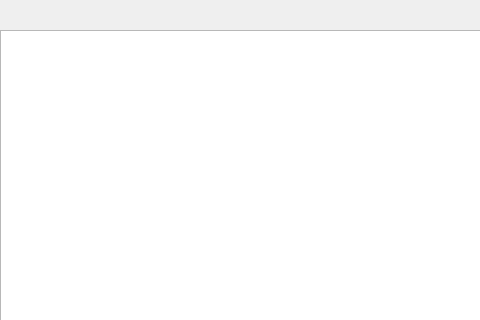
rikubrandt/ot-tehtavat, file DesktopJournal/src/gui/components/mainwindow.ui: the form before one commit; both pictures show x 0 to 480 and y 0 to 320 of the 800 by 600 pixel window.
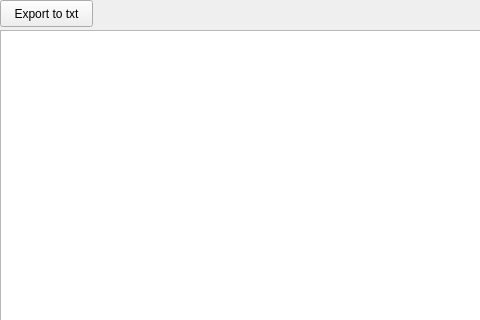
The form after the commit.

Commit message: user can export notes to txt file

What changed in the file:
```diff
--- a/DesktopJournal/src/gui/components/mainwindow.ui
+++ b/DesktopJournal/src/gui/components/mainwindow.ui
@@ -73,6 +73,19 @@
      <string>Delete selected</string>
     </property>
    </widget>
+   <widget class="QPushButton" name="pushButton_4">
+    <property name="geometry">
+     <rect>
+      <x>0</x>
+      <y>0</y>
+      <width>93</width>
+      <height>27</height>
+     </rect>
+    </property>
+    <property name="text">
+     <string>Export to txt</string>
+    </property>
+   </widget>
   </widget>
   <widget class="QMenuBar" name="menubar">
    <property name="geometry">
```
The commit also changes 4 other files.
